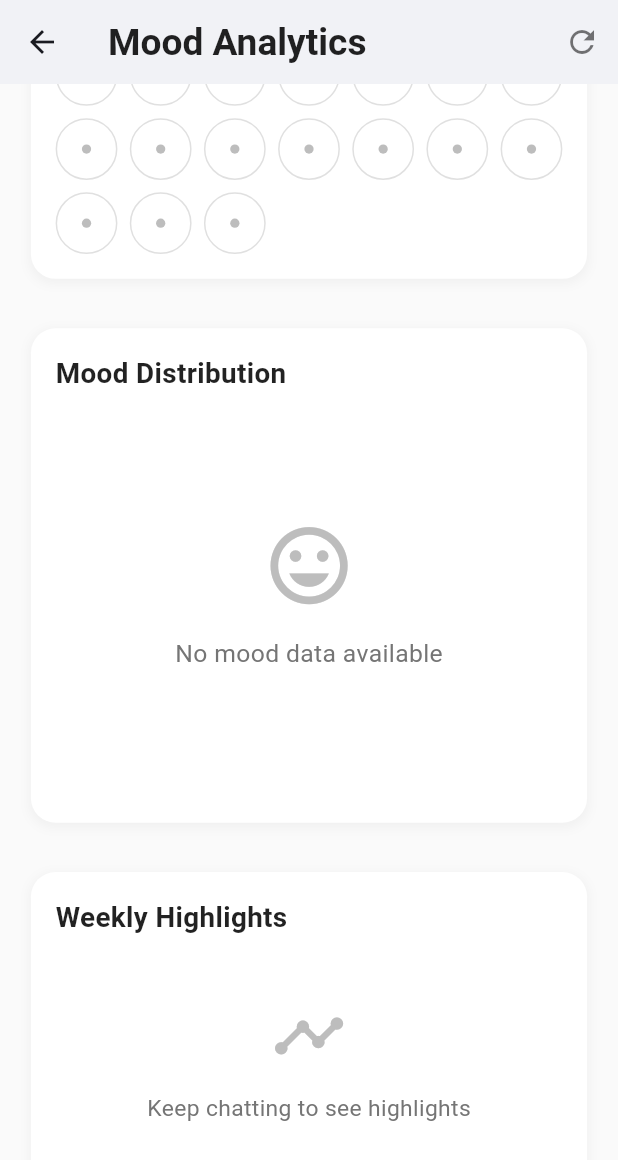
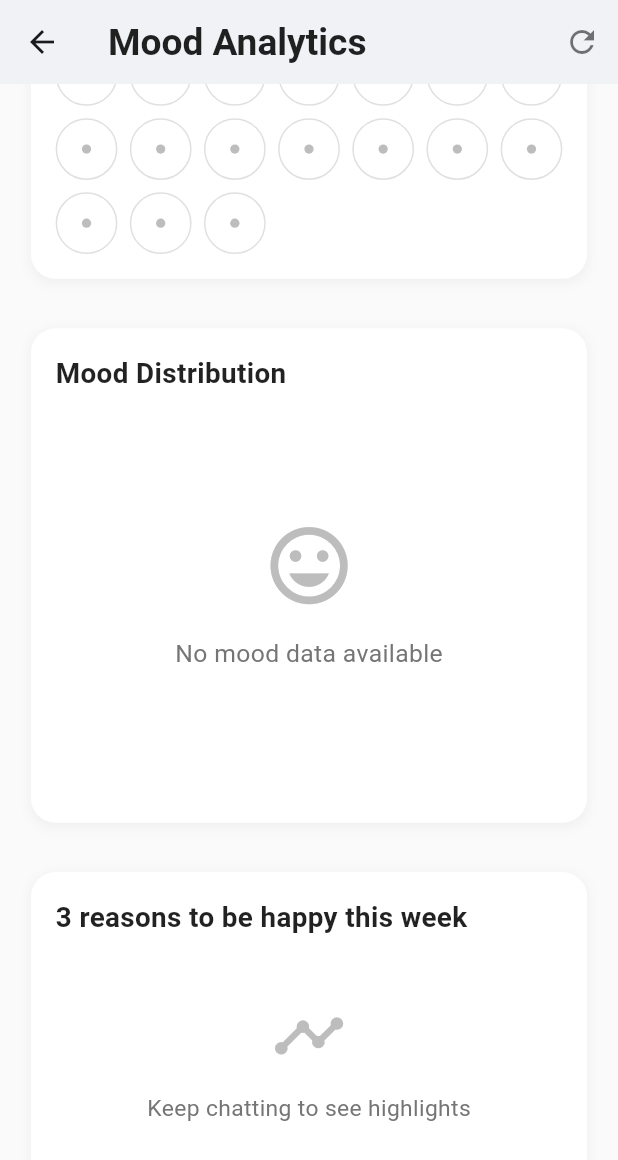
Before and after one commit to sidesshmore/Mili, a Flutter app: the AnalyticsScreen screen opened directly, scrolled down 202 dp, on a phone screen of 412 x 824 dp. Shown: the top 1160 px of the screen. Run offline on Flutter 3.47's test engine with Material 3 defaults, Android fonts, the light colour scheme and no system bars; our stand-ins replace audioplayers, fl_chart, flutter_dotenv, google_fonts, hive, hive_flutter and 3 more; missing offline and left inert: deepgram_speech_to_text, flutter_phone_direct_caller, record; accounts and stored records are empty.

Commit message:
small bug fixes

```diff
--- a/lib/features/Analytics/widgets/weeklyHappiness.dart
+++ b/lib/features/Analytics/widgets/weeklyHappiness.dart
@@ -40,7 +40,7 @@ class _WeeklyHappinessState extends State<WeeklyHappiness> {
           crossAxisAlignment: CrossAxisAlignment.start,
           children: [
             Text(
-              'Weekly Highlights',
+              '3 reasons to be happy this week',
               style: TextStyle(
                 fontSize: screenWidth * 0.045,
                 fontWeight: FontWeight.w600,
```
Also changed, not shown: lib/features/Home/ui/homeScreen.dart (+7 -1 lines).
